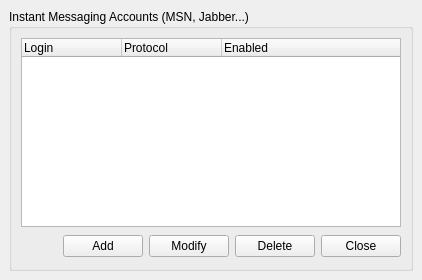
Qt form wengophone/src/presentation/qt/imaccount/IMAccountManager.ui (tkrotoff/WengoPhone) before a commit.
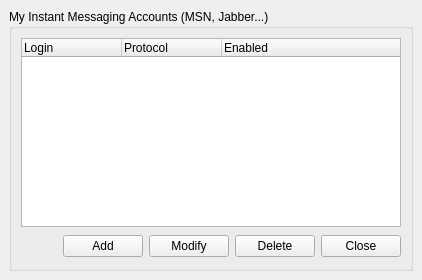
The same form after that commit. Icons and pictures are not drawn.

Diff of the .ui file:
```diff
--- a/wengophone/src/presentation/qt/imaccount/IMAccountManager.ui
+++ b/wengophone/src/presentation/qt/imaccount/IMAccountManager.ui
@@ -25,7 +25,7 @@
    <item row="0" column="0" >
     <widget class="QGroupBox" name="groupBox" >
      <property name="title" >
-      <string>Instant Messaging Accounts (MSN, Jabber...)</string>
+      <string>My Instant Messaging Accounts (MSN, Jabber...)</string>
      </property>
      <layout class="QGridLayout" >
       <property name="margin" >
```
Left out of the diff: 2 changed lines with no effect on the pictures.
